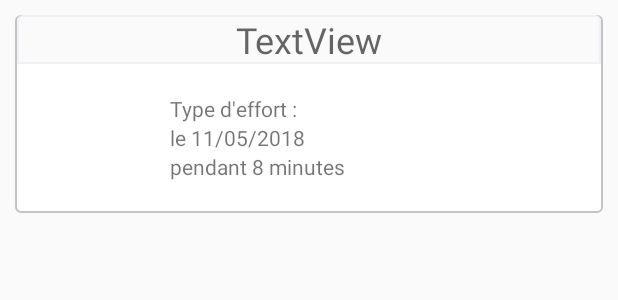
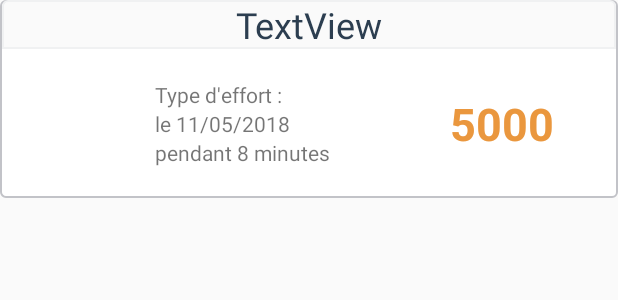
Before and after one commit to sportfun/application.android, an Android app: the layout layout_item_history.xml on its own in the app's theme, with its tools: preview values and no code run, on a phone screen of 412 x 824 dp. Shown: the top 300 px of the screen. Run offline under Robolectric (Android 15) with nearby library versions, the phone set to English and light mode, and no system bars.

Commit message:
stats
update stats page

```diff
--- a/app/src/main/java/ovh/shr/sportsfun/sportsfunapplication/fragments/SessionsFragments.java
+++ b/app/src/main/java/ovh/shr/sportsfun/sportsfunapplication/fragments/SessionsFragments.java
@@ -39,6 +39,7 @@ import ovh.shr.sportsfun.sportsfunapplication.models.GameInfo;
 import ovh.shr.sportsfun.sportsfunapplication.network.API;
 import ovh.shr.sportsfun.sportsfunapplication.network.NetworkManager;
 import ovh.shr.sportsfun.sportsfunapplication.network.RequestType;
+import ovh.shr.sportsfun.sportsfunapplication.utilities.DateHelper;
 import ovh.shr.sportsfun.sportsfunapplication.utilities.JsonHelper;
 import ovh.shr.sportsfun.sportsfunapplication.utilities.SCallback;
 import ovh.shr.sportsfun.sportsfunapplication.utilities.Utils;
@@ -158,6 +159,7 @@ public class SessionsFragments extends Fragment {
                 }
 
                 if (elements.size() > 0) {
+                    timeSpent /= 60;
                     SetMinutesEfforts(timeSpent);
                     SetObjectifs(SportsFunApplication.getCurrentUser().getGoal());
 
@@ -223,8 +225,11 @@ public class SessionsFragments extends Fragment {
                     GameInfo newGameInfo = new GameInfo();
 
                     newGameInfo.setId(jsonObject.get("_id").getAsString());
+                    newGameInfo.setGame(jsonObject.get("game").getAsString());
                     newGameInfo.setType(jsonObject.get("type").getAsString());
                     newGameInfo.setTimeSpent(jsonObject.get("timeSpent").getAsInt());
+                    newGameInfo.setDate(DateHelper.fromISO8601UTC(jsonObject.get("createdAt").getAsString()));
+                    newGameInfo.setScore(jsonObject.get("score").getAsInt());
 
                     dataList.add(newGameInfo);
                 }
--- a/app/src/main/java/ovh/shr/sportsfun/sportsfunapplication/utilities/DateHelper.java
+++ b/app/src/main/java/ovh/shr/sportsfun/sportsfunapplication/utilities/DateHelper.java
@@ -22,6 +22,11 @@ public class DateHelper {
         }
     }
 
+    public static String toCustomString(Date date, String pattern) {
+        DateFormat dateFormat = new SimpleDateFormat(pattern);
+        return dateFormat.format(date);
+    }
+
     public static String toString(Date date) {
         DateFormat dateFormat = new SimpleDateFormat("dd/MM/yyyy HH:mm");
         return dateFormat.format(date);
--- a/app/src/main/res/drawable/bg_parent_rounded_corner_blue.xml
+++ b/app/src/main/res/drawable/bg_parent_rounded_corner_blue.xml
@@ -3,16 +3,16 @@
     android:shape="rectangle" >
 
     <!-- view background color -->
-    <solid android:color="#45c2de" >
+    <solid android:color="@color/primaryLightDarkerColor" >
     </solid>
 
     <!-- view border color and width -->
     <stroke
         android:width="@dimen/feed_item_border_width"
-        android:color="#45c2de" >
+        android:color="@color/primaryLightDarkerColor" >
     </stroke>
 
-    <!-- Here is the corner radius -->
+    <!-- Here is the corner radius #45c2de -->
     <corners android:radius="@dimen/feed_item_corner_radius" >
     </corners>
 
--- a/app/src/main/res/drawable/bg_parent_rounded_corner_blue2.xml
+++ b/app/src/main/res/drawable/bg_parent_rounded_corner_blue2.xml
@@ -3,16 +3,16 @@
     android:shape="rectangle" >
 
     <!-- view background color -->
-    <solid android:color="#17A2B8" >
+    <solid android:color="@color/primaryLightColor" >
     </solid>
 
     <!-- view border color and width -->
     <stroke
         android:width="@dimen/feed_item_border_width"
-        android:color="#17A2B8" >
+        android:color="@color/primaryLightColor" >
     </stroke>
 
-    <!-- Here is the corner radius -->
+    <!-- Here is the corner radius #17A2B8-->
     <corners android:radius="@dimen/feed_item_corner_radius" >
     </corners>
 
--- a/app/src/main/res/layout/layout_item_history.xml
+++ b/app/src/main/res/layout/layout_item_history.xml
@@ -3,7 +3,7 @@
     xmlns:tools="http://schemas.android.com/tools"
     android:layout_width="match_parent"
     android:layout_height="wrap_content"
-    android:layout_margin="10dp"
+
     android:background="@drawable/bg_parent_rounded_corner">
 
     <LinearLayout
@@ -27,6 +27,7 @@
                 android:text="TextView"
                 android:textAlignment="center"
                 android:textAppearance="@android:style/TextAppearance.Material.Medium"
+                android:textColor="@color/primaryColor"
                 android:textSize="24sp"
                 tools:text="TextView" />
         </LinearLayout>
@@ -48,27 +49,57 @@
                 android:layout_width="match_parent"
                 android:layout_height="match_parent"
                 android:layout_weight="1"
+                android:orientation="horizontal">
+
+                <LinearLayout
+                    android:layout_width="match_parent"
+                    android:layout_height="match_parent"
+                    android:layout_weight="1"
+                    android:gravity="center_vertical|center_horizontal"
                     android:orientation="vertical">
 
                     <TextView
-                    android:id="@+id/textView6"
+                        android:id="@+id/lblType"
                         android:layout_width="match_parent"
                         android:layout_height="wrap_content"
-                    android:layout_marginTop="20dp"
                         android:text="Type d'effort :" />
 
                     <TextView
-                    android:id="@+id/textView7"
+                        android:id="@+id/lblDate"
                         android:layout_width="match_parent"
                         android:layout_height="wrap_content"
                         android:text="le 11/05/2018" />
 
                     <TextView
-                    android:id="@+id/textView8"
+                        android:id="@+id/lblTimeSpent"
                         android:layout_width="match_parent"
                         android:layout_height="wrap_content"
                         android:text="pendant 8 minutes" />
+
                 </LinearLayout>
+
+                <LinearLayout
+                    android:layout_width="match_parent"
+                    android:layout_height="match_parent"
+                    android:layout_weight="1"
+                    android:gravity="center_vertical|center_horizontal"
+                    android:orientation="horizontal">
+
+                    <TextView
+                        android:id="@+id/lblScore"
+                        android:layout_width="match_parent"
+                        android:layout_height="match_parent"
+                        android:layout_weight="1"
+                        android:gravity="center_vertical"
+                        android:text="5000"
+                        android:textAlignment="center"
+                        android:textColor="#EA973E"
+                        android:textSize="30sp"
+                        android:textStyle="bold" />
+                </LinearLayout>
+
+            </LinearLayout>
+
         </LinearLayout>
 
     </LinearLayout>
--- a/app/src/main/res/values/colors.xml
+++ b/app/src/main/res/values/colors.xml
@@ -2,6 +2,7 @@
 <resources>
 
     <color name="primaryColor">#2c3e50</color>
+    <color name="primaryLightDarkerColor">#4d637c</color>
     <color name="primaryLightColor">#57687c</color>
     <color name="primaryDarkColor">#031828</color>
     <color name="secondaryColor">#e2912e</color>
```
Also changed, not shown: app/src/main/java/ovh/shr/sportsfun/sportsfunapplication/adapters/GameHistoryAdapter.java (+56 -2 lines), app/src/main/java/ovh/shr/sportsfun/sportsfunapplication/models/GameInfo.java (+18 -1 lines), app/src/main/res/layout/fragment_sessions_fragments.xml (+8 -2 lines). Lines whose indentation alone changed are shown as unchanged.
